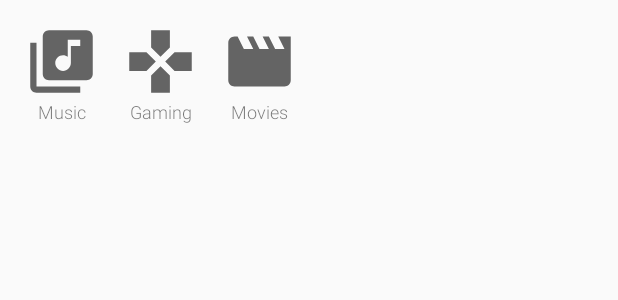
After one commit to KamiJal/Android_HomeWork_03_Fragments, an Android app: the layout fragment_trending.xml on its own in the app's theme, with its tools: preview values and no code run, on a phone screen of 412 x 824 dp. The commit adds this screen. Shown: the top 300 px of the screen. Run offline under Robolectric (Android 15) with nearby library versions, the phone set to English and light mode, and no system bars.

Commit message:
added_fragments.TrendingFragment added_layout.fragment_trending

```diff
--- /dev/null
+++ b/app/src/main/java/com/kamijal/home_work_03/fragments/TrendingFragment.java
@@ -0,0 +1,33 @@
+package com.kamijal.home_work_03.fragments;
+
+
+import android.os.Bundle;
+
+import androidx.fragment.app.Fragment;
+
+import android.view.LayoutInflater;
+import android.view.View;
+import android.view.ViewGroup;
+
+import com.kamijal.home_work_03.R;
+
+
+/**
+ * A simple {@link Fragment} subclass.
+ */
+public class TrendingFragment extends Fragment {
+
+
+    public TrendingFragment() {
+        // Required empty public constructor
+    }
+
+
+    @Override
+    public View onCreateView(LayoutInflater inflater, ViewGroup container,
+                             Bundle savedInstanceState) {
+        // Inflate the layout for this fragment
+        return inflater.inflate(R.layout.fragment_trending, container, false);
+    }
+
+}
--- /dev/null
+++ b/app/src/main/res/drawable/ic_games.xml
@@ -0,0 +1,5 @@
+<vector android:height="24dp" android:tint="#646464"
+    android:viewportHeight="24.0" android:viewportWidth="24.0"
+    android:width="24dp" xmlns:android="http://schemas.android.com/apk/res/android">
+    <path android:fillColor="#FF000000" android:pathData="M15,7.5V2H9v5.5l3,3 3,-3zM7.5,9H2v6h5.5l3,-3 -3,-3zM9,16.5V22h6v-5.5l-3,-3 -3,3zM16.5,9l-3,3 3,3H22V9h-5.5z"/>
+</vector>
--- /dev/null
+++ b/app/src/main/res/drawable/ic_library_music.xml
@@ -0,0 +1,5 @@
+<vector android:height="24dp" android:tint="#646464"
+    android:viewportHeight="24.0" android:viewportWidth="24.0"
+    android:width="24dp" xmlns:android="http://schemas.android.com/apk/res/android">
+    <path android:fillColor="#FF000000" android:pathData="M20,2L8,2c-1.1,0 -2,0.9 -2,2v12c0,1.1 0.9,2 2,2h12c1.1,0 2,-0.9 2,-2L22,4c0,-1.1 -0.9,-2 -2,-2zM18,7h-3v5.5c0,1.38 -1.12,2.5 -2.5,2.5S10,13.88 10,12.5s1.12,-2.5 2.5,-2.5c0.57,0 1.08,0.19 1.5,0.51L14,5h4v2zM4,6L2,6v14c0,1.1 0.9,2 2,2h14v-2L4,20L4,6z"/>
+</vector>
--- /dev/null
+++ b/app/src/main/res/drawable/ic_movie.xml
@@ -0,0 +1,5 @@
+<vector android:height="24dp" android:tint="#646464"
+    android:viewportHeight="24.0" android:viewportWidth="24.0"
+    android:width="24dp" xmlns:android="http://schemas.android.com/apk/res/android">
+    <path android:fillColor="#FF000000" android:pathData="M18,4l2,4h-3l-2,-4h-2l2,4h-3l-2,-4H8l2,4H7L5,4H4c-1.1,0 -1.99,0.9 -1.99,2L2,18c0,1.1 0.9,2 2,2h16c1.1,0 2,-0.9 2,-2V4h-4z"/>
+</vector>
--- /dev/null
+++ b/app/src/main/res/layout/fragment_trending.xml
@@ -0,0 +1,92 @@
+<?xml version="1.0" encoding="utf-8"?>
+<androidx.constraintlayout.widget.ConstraintLayout xmlns:android="http://schemas.android.com/apk/res/android"
+    xmlns:app="http://schemas.android.com/apk/res-auto"
+    xmlns:tools="http://schemas.android.com/tools"
+    android:id="@+id/frameLayout"
+    android:layout_width="match_parent"
+    android:layout_height="match_parent"
+    tools:context=".fragments.TrendingFragment">
+
+    <androidx.constraintlayout.widget.ConstraintLayout
+        android:id="@+id/fragment_trending_filter_wrapper"
+        android:layout_width="match_parent"
+        android:layout_height="wrap_content"
+        android:orientation="horizontal"
+        android:padding="16dp"
+        app:layout_constraintStart_toStartOf="parent"
+        app:layout_constraintTop_toTopOf="parent">
+
+        <ImageView
+            android:id="@+id/fragment_trending_img_music"
+            android:layout_width="50dp"
+            android:layout_height="50dp"
+            android:contentDescription="@string/fragment_trending_music"
+            android:src="@drawable/ic_library_music"
+            app:layout_constraintStart_toStartOf="parent"
+            app:layout_constraintTop_toTopOf="parent" />
+
+        <ImageView
+            android:id="@+id/fragment_trending_img_gaming"
+            android:layout_width="50dp"
+            android:layout_height="50dp"
+            android:layout_marginStart="16dp"
+            android:layout_marginLeft="16dp"
+            android:contentDescription="@string/fragment_trending_gaming"
+            android:src="@drawable/ic_games"
+            app:layout_constraintStart_toEndOf="@+id/fragment_trending_img_music"
+            app:layout_constraintTop_toTopOf="parent" />
+
+        <ImageView
+            android:id="@+id/fragment_trending_img_movies"
+            android:layout_width="50dp"
+            android:layout_height="50dp"
+            android:layout_marginStart="16dp"
+            android:layout_marginLeft="16dp"
+            android:contentDescription="@string/fragment_trending_movies"
+            android:src="@drawable/ic_movie"
+            app:layout_constraintStart_toEndOf="@+id/fragment_trending_img_gaming"
+            app:layout_constraintTop_toTopOf="parent" />
+
+        <TextView
+            android:id="@+id/fragment_trending_txt_music"
+            android:layout_width="wrap_content"
+            android:layout_height="wrap_content"
+            android:text="@string/music"
+            android:textSize="12sp"
+            app:fontFamily="sans-serif-light"
+            app:layout_constraintEnd_toEndOf="@+id/fragment_trending_img_music"
+            app:layout_constraintStart_toStartOf="@+id/fragment_trending_img_music"
+            app:layout_constraintTop_toBottomOf="@+id/fragment_trending_img_music" />
+
+        <TextView
+            android:id="@+id/fragment_trending_txt_gaming"
+            android:layout_width="wrap_content"
+            android:layout_height="wrap_content"
+            android:text="@string/gaming"
+            android:textSize="12sp"
+            app:fontFamily="sans-serif-light"
+            app:layout_constraintEnd_toEndOf="@+id/fragment_trending_img_gaming"
+            app:layout_constraintStart_toStartOf="@+id/fragment_trending_img_gaming"
+            app:layout_constraintTop_toBottomOf="@+id/fragment_trending_img_gaming" />
+
+        <TextView
+            android:id="@+id/fragment_trending_txt_movies"
+            android:layout_width="wrap_content"
+            android:layout_height="wrap_content"
+            android:text="@string/movies"
+            android:textSize="12sp"
+            app:fontFamily="sans-serif-light"
+            app:layout_constraintEnd_toEndOf="@+id/fragment_trending_img_movies"
+            app:layout_constraintStart_toStartOf="@+id/fragment_trending_img_movies"
+            app:layout_constraintTop_toBottomOf="@+id/fragment_trending_img_movies" />
+    </androidx.constraintlayout.widget.ConstraintLayout>
+
+    <androidx.recyclerview.widget.RecyclerView
+        android:id="@+id/fragment_trending_recyclerView"
+        android:layout_width="match_parent"
+        android:layout_height="0dp"
+        app:layout_constraintBottom_toBottomOf="parent"
+        app:layout_constraintEnd_toEndOf="parent"
+        app:layout_constraintStart_toStartOf="parent"
+        app:layout_constraintTop_toBottomOf="@+id/fragment_trending_filter_wrapper" />
+</androidx.constraintlayout.widget.ConstraintLayout>
--- a/app/src/main/res/values/strings.xml
+++ b/app/src/main/res/values/strings.xml
@@ -10,4 +10,13 @@
     <string name="item_video_channel_owner_logo">Item Video Channel Owner Logo</string>
     <string name="item_video_more_actions">Item Video More Actions</string>
     <string name="youtube_logo">Youtube Logo</string>
+
+    <!-- TODO: Remove or change this placeholder text -->
+    <string name="hello_blank_fragment">Hello blank fragment</string>
+    <string name="fragment_trending_music">Fragment Trending Music</string>
+    <string name="fragment_trending_gaming">Fragment Trending Gaming</string>
+    <string name="fragment_trending_movies">Fragment Trending Movies</string>
+    <string name="music">Music</string>
+    <string name="gaming">Gaming</string>
+    <string name="movies">Movies</string>
 </resources>
```
